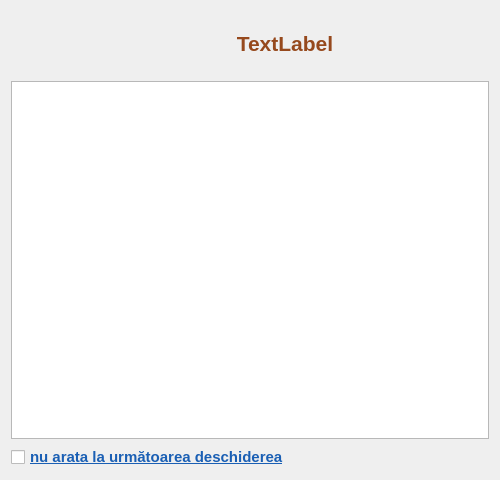
This is infowindow.ui in debalex77/USG as Qt 5 draws it before an edit. The edited form follows.
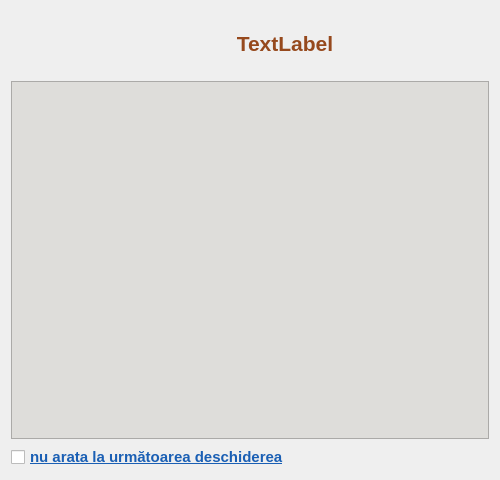
This is the edited form. Icons and pictures are not drawn.

```diff
--- a/infowindow.ui
+++ b/infowindow.ui
@@ -12,7 +12,7 @@
   </property>
   <property name="maximumSize">
    <size>
-    <width>500</width>
+    <width>16777215</width>
     <height>16777215</height>
    </size>
   </property>
@@ -43,7 +43,11 @@
     </widget>
    </item>
    <item row="1" column="0" colspan="3">
-    <widget class="QTextBrowser" name="textBrowser"/>
+    <widget class="QTextBrowser" name="textBrowser">
+     <property name="styleSheet">
+      <string notr="true">background-color: rgb(222, 221, 218);</string>
+     </property>
+    </widget>
    </item>
    <item row="0" column="0">
     <widget class="QLabel" name="label_2">
```
Left out of the diff: 4 changed lines with no effect on the pictures.
